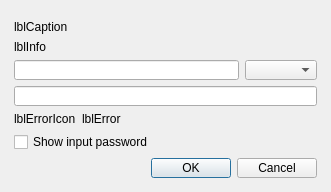
Qt form src/plugins/gateways/addlegacyaccountdialog.ui (silvansky/Contacts) before a commit.
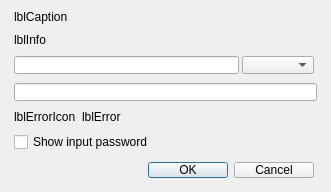
The same form after that commit.

The edit to the form file:
```diff
--- a/src/plugins/gateways/addlegacyaccountdialog.ui
+++ b/src/plugins/gateways/addlegacyaccountdialog.ui
@@ -23,11 +23,14 @@
    </size>
   </property>
   <layout class="QVBoxLayout" name="verticalLayout">
+   <property name="spacing">
+    <number>9</number>
+   </property>
    <property name="leftMargin">
     <number>14</number>
    </property>
    <property name="topMargin">
-    <number>20</number>
+    <number>10</number>
    </property>
    <property name="rightMargin">
     <number>14</number>
@@ -60,6 +63,12 @@
    </item>
    <item>
     <layout class="QHBoxLayout" name="horizontalLayout">
+     <property name="spacing">
+      <number>3</number>
+     </property>
+     <property name="rightMargin">
+      <number>3</number>
+     </property>
      <item>
       <widget class="QLineEdit" name="lneLogin"/>
      </item>
@@ -77,6 +86,9 @@
    </item>
    <item>
     <layout class="QHBoxLayout" name="horizontalLayout_2">
+     <property name="rightMargin">
+      <number>3</number>
+     </property>
      <item>
       <widget class="QLabel" name="lblErrorIcon">
        <property name="text">
@@ -113,6 +125,14 @@
     </widget>
    </item>
    <item>
+    <layout class="QHBoxLayout" name="horizontalLayout_3">
+     <property name="topMargin">
+      <number>2</number>
+     </property>
+     <property name="rightMargin">
+      <number>3</number>
+     </property>
+     <item>
     <widget class="QDialogButtonBox" name="btbButtons">
      <property name="standardButtons">
       <set>QDialogButtonBox::Cancel|QDialogButtonBox::Ok</set>
@@ -120,6 +140,8 @@
     </widget>
    </item>
   </layout>
+   </item>
+  </layout>
  </widget>
  <layoutdefault spacing="6" margin="11"/>
  <tabstops>
```
Left out of the diff: 1 changed line with no effect on the pictures. Lines whose indentation alone changed are shown as unchanged.
